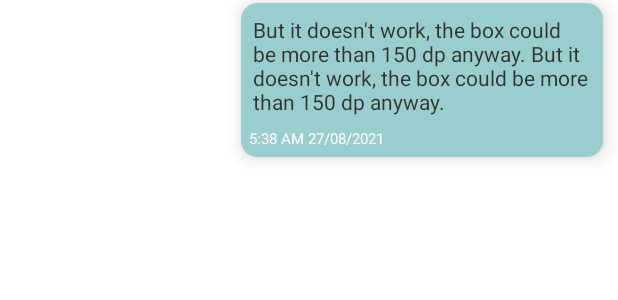
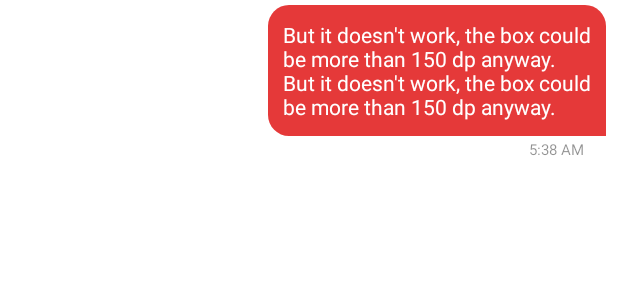
Before and after one commit to Rajkishan0406/Plasma, an Android app: the layout sender.xml on its own in the app's theme, with its tools: preview values and no code run, on a phone screen of 412 x 824 dp. Shown: the top 300 px of the screen. Run offline under Robolectric (Android 15) with nearby library versions, the phone set to English and light mode, and no system bars.

Commit message:
Basic working of chat completed!!

```diff
--- /dev/null
+++ b/app/src/main/res/drawable/background_right.xml
@@ -0,0 +1,11 @@
+<?xml version="1.0" encoding="utf-8"?>
+<shape xmlns:android="http://schemas.android.com/apk/res/android"
+    android:shape="rectangle">
+
+    <corners
+        android:radius="14dp"
+        android:bottomRightRadius="0dp"/>
+
+    <solid android:color="@color/red"/>
+
+</shape>
--- /dev/null
+++ b/app/src/main/res/drawable/ic_baseline_settings_2_o.xml
@@ -0,0 +1,5 @@
+<vector android:height="24dp" android:tint="#775CBD"
+    android:viewportHeight="24" android:viewportWidth="24"
+    android:width="24dp" xmlns:android="http://schemas.android.com/apk/res/android">
+    <path android:fillColor="@android:color/white" android:pathData="M19.14,12.94c0.04,-0.3 0.06,-0.61 0.06,-0.94c0,-0.32 -0.02,-0.64 -0.07,-0.94l2.03,-1.58c0.18,-0.14 0.23,-0.41 0.12,-0.61l-1.92,-3.32c-0.12,-0.22 -0.37,-0.29 -0.59,-0.22l-2.39,0.96c-0.5,-0.38 -1.03,-0.7 -1.62,-0.94L14.4,2.81c-0.04,-0.24 -0.24,-0.41 -0.48,-0.41h-3.84c-0.24,0 -0.43,0.17 -0.47,0.41L9.25,5.35C8.66,5.59 8.12,5.92 7.63,6.29L5.24,5.33c-0.22,-0.08 -0.47,0 -0.59,0.22L2.74,8.87C2.62,9.08 2.66,9.34 2.86,9.48l2.03,1.58C4.84,11.36 4.8,11.69 4.8,12s0.02,0.64 0.07,0.94l-2.03,1.58c-0.18,0.14 -0.23,0.41 -0.12,0.61l1.92,3.32c0.12,0.22 0.37,0.29 0.59,0.22l2.39,-0.96c0.5,0.38 1.03,0.7 1.62,0.94l0.36,2.54c0.05,0.24 0.24,0.41 0.48,0.41h3.84c0.24,0 0.44,-0.17 0.47,-0.41l0.36,-2.54c0.59,-0.24 1.13,-0.56 1.62,-0.94l2.39,0.96c0.22,0.08 0.47,0 0.59,-0.22l1.92,-3.32c0.12,-0.22 0.07,-0.47 -0.12,-0.61L19.14,12.94zM12,15.6c-1.98,0 -3.6,-1.62 -3.6,-3.6s1.62,-3.6 3.6,-3.6s3.6,1.62 3.6,3.6S13.98,15.6 12,15.6z"/>
+</vector>
--- a/app/src/main/res/layout/sender.xml
+++ b/app/src/main/res/layout/sender.xml
@@ -5,34 +5,19 @@
     android:alpha="0.8"
     xmlns:app="http://schemas.android.com/apk/res-auto">
 
-    <androidx.cardview.widget.CardView
-        android:id="@+id/sender_msg"
-        android:layout_alignParentRight="true"
-        android:layout_width="wrap_content"
-        android:layout_height="wrap_content"
-        android:layout_marginTop="2dp"
-        android:layout_marginBottom="8dp"
-        app:cardCornerRadius="11dp"
-        app:cardElevation="8dp"
-        android:layout_marginRight="10dp">
-
-        <FrameLayout
-            android:layout_width="match_parent"
-            android:layout_height="match_parent"
-            android:background="@color/teal_700"
-            android:alpha="0.5"/>
-
-        <RelativeLayout
-            android:layout_width="match_parent"
-            android:layout_height="match_parent">
 
             <TextView
                 android:id="@+id/text"
                 android:layout_width="wrap_content"
                 android:layout_height="wrap_content"
                 android:maxWidth="225dp"
-                android:layout_margin="8dp"
-                android:textColor="@color/black"
+                android:layout_alignParentRight="true"
+                android:layout_marginTop="3dp"
+                android:layout_marginRight="8dp"
+                android:layout_marginBottom="2dp"
+                android:background="@drawable/background_right"
+                android:padding="10dp"
+                android:textColor="@color/white"
                 android:text="But it doesn't work, the box could be more than 150 dp anyway.
 But it doesn't work, the box could be more than 150 dp anyway."/>
 
@@ -41,16 +26,13 @@ But it doesn't work, the box could be more than 150 dp anyway."/>
                 android:layout_width="wrap_content"
                 android:layout_height="wrap_content"
                 android:layout_below="@+id/text"
-                android:text="5:38 AM 27/08/2021"
-                android:textColor="@color/white"
+                android:text="5:38 AM "
                 android:textSize="10dp"
+                android:layout_alignParentRight="true"
                 android:maxWidth="225dp"
-                android:minWidth="100dp"
-                android:layout_marginBottom="5dp"
+                android:layout_marginRight="20dp"
+                android:layout_marginBottom="3dp"
                 android:layout_marginLeft="5dp"/>
 
-        </RelativeLayout>
-
-    </androidx.cardview.widget.CardView>
 
 </RelativeLayout>
--- a/app/src/main/res/values/colors.xml
+++ b/app/src/main/res/values/colors.xml
@@ -11,6 +11,8 @@
     <color name="green">#6FDC10</color>
     <color name="light">#E3E4E1</color>
     <color name="chat2">#775CBD</color>
+    <color name="chat_background">#D2D2D2</color>
+
 
     <color name="chat">#5B37B7</color>
     <color name="home">#C9379D</color>
```
Also changed, not shown: app/src/main/java/com/example/plasma/Dashboard/Adapter/ChatAdapter.kt (+25 -10 lines), app/src/main/java/com/example/plasma/Dashboard/Chat/ChatPageFragment.kt (+4 -4 lines), app/src/main/res/drawable/background_left.xml (added, +11 -0 lines), app/src/main/res/layout/fragment_chat_page.xml (+10 -39 lines), app/src/main/res/layout/receiver.xml (+8 -26 lines).
